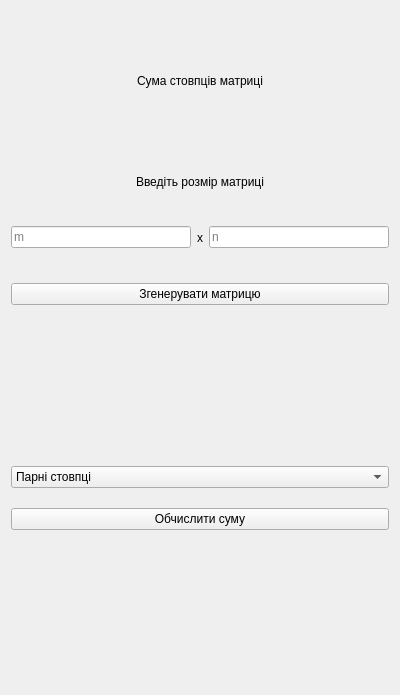
This is lab5/ui/task3_interface.ui in Ihor-Mykytiuk/university-projects as Qt 5 draws it before an edit. The edited form follows.
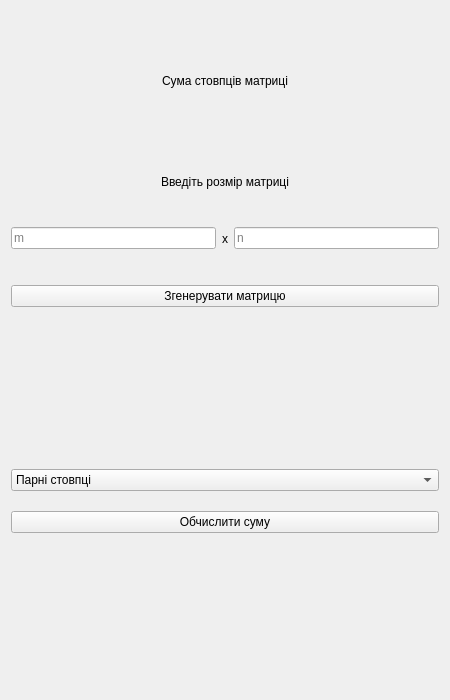
This is the edited form.

Patch:
```diff
--- a/lab5/ui/task3_interface.ui
+++ b/lab5/ui/task3_interface.ui
@@ -6,8 +6,8 @@
    <rect>
     <x>0</x>
     <y>0</y>
-    <width>400</width>
-    <height>695</height>
+    <width>450</width>
+    <height>700</height>
    </rect>
   </property>
   <property name="windowTitle">
```
